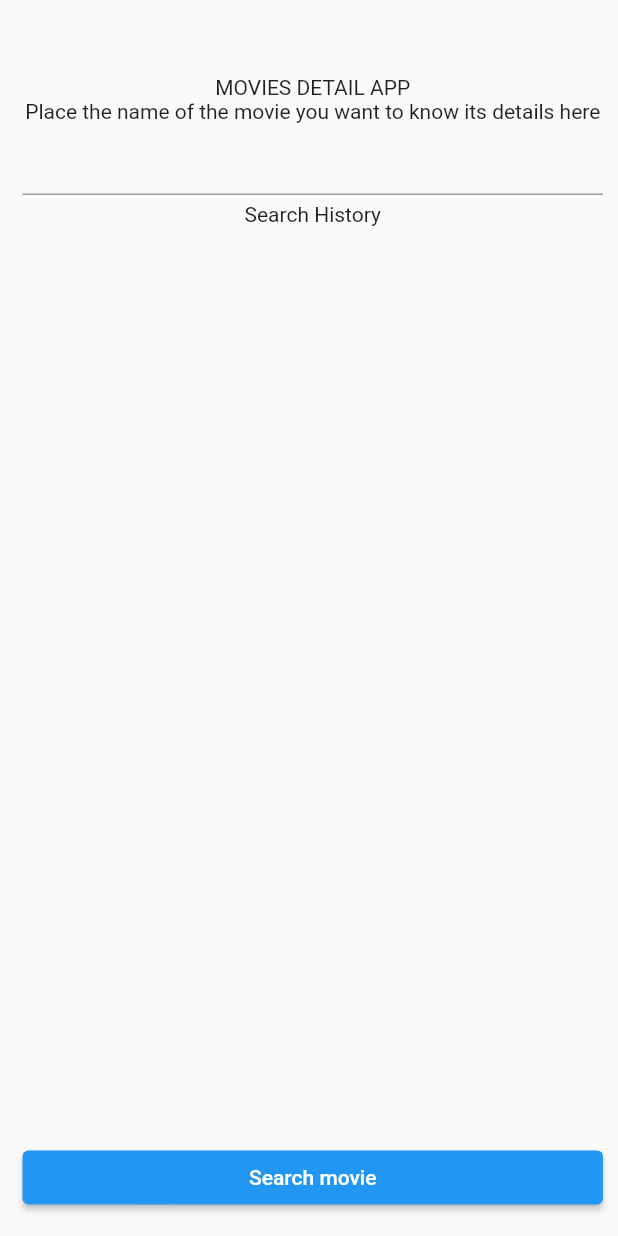
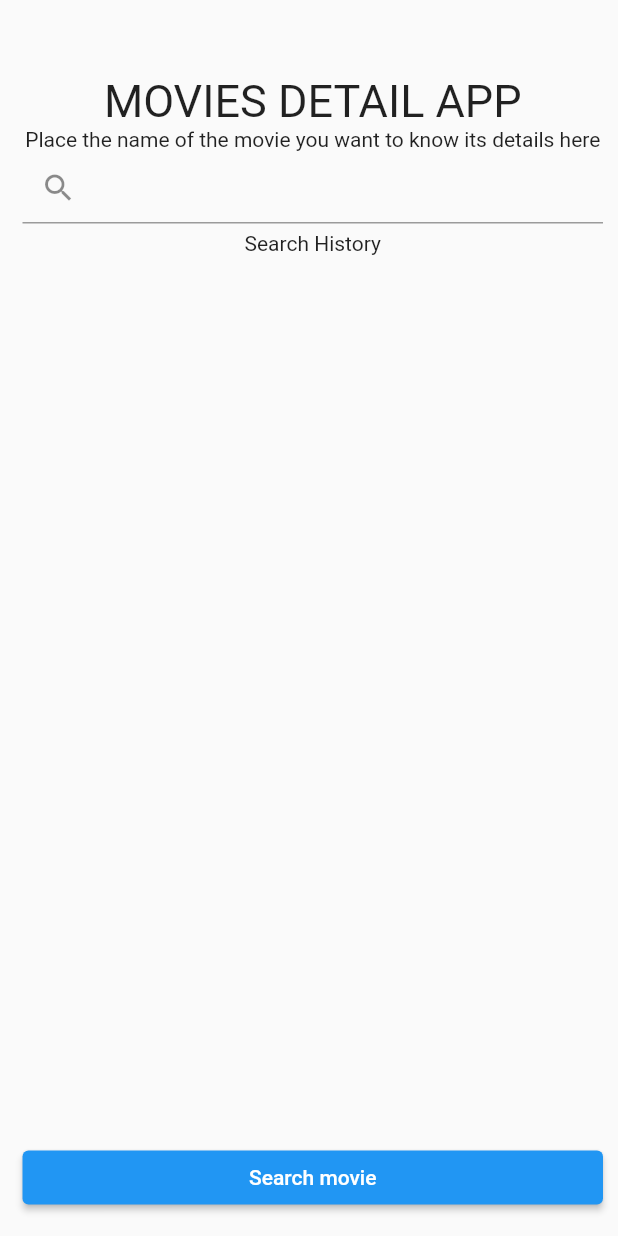
Before and after one commit to Luis97Lopez/movies-flutter-app, a Flutter app: the screen it shows after launch, on a phone screen of 412 x 824 dp. Run offline on Flutter 3.47's test engine with Material 2 defaults, Android fonts, the light colour scheme and no system bars; our stand-ins replace fluttertoast.

Commit message:
details done

```diff
--- a/lib/models/movie.dart
+++ b/lib/models/movie.dart
@@ -3,11 +3,15 @@ class Movie {
   String year;
   String poster;
   String plot;
+  String realesed;
+  String rottenRating;
 
   Movie(
       {required this.title,
       required this.year,
       required this.poster,
+      required this.realesed,
+      required this.rottenRating,
       required this.plot});
 
   factory Movie.fromJson(Map<String, dynamic> json) {
@@ -17,10 +21,16 @@ class Movie {
       poster = json['Poster'];
     }
 
+    List<dynamic> ratings = json['Ratings'];
+    Iterable<dynamic> rottenInfo =
+        ratings.where((rating) => rating["Source"] == 'Rotten Tomatoes');
+
     return Movie(
         title: json['Title'],
         year: json['Year'],
         poster: poster,
-        plot: json['Plot']);
+        plot: json['Plot'],
+        rottenRating: rottenInfo.first["Value"],
+        realesed: json['Released']);
   }
 }
--- a/lib/screens/search_movies.dart
+++ b/lib/screens/search_movies.dart
@@ -28,13 +28,17 @@ class _SearchMoviesScreen extends State<SearchMoviesScreen> {
             padding: const EdgeInsets.fromLTRB(15, 50, 10, 15),
             child: Column(children: [
               // Title
-              const Text('MOVIES DETAIL APP'),
+              const Text(
+                'MOVIES DETAIL APP',
+                style: TextStyle(fontSize: 30),
+              ),
               const Text(
                   'Place the name of the movie you want to know its details here'),
               // Text Input
               TextField(
-                controller: searchController,
-              ),
+                  controller: searchController,
+                  decoration:
+                      const InputDecoration(prefixIcon: Icon(Icons.search))),
               // Subtitle
               Container(
                   padding: const EdgeInsets.symmetric(vertical: 5),
```
Also changed, not shown: lib/screens/movie_details.dart (+14 -1 lines), lib/widgets/list_element.dart (+8 -3 lines).
